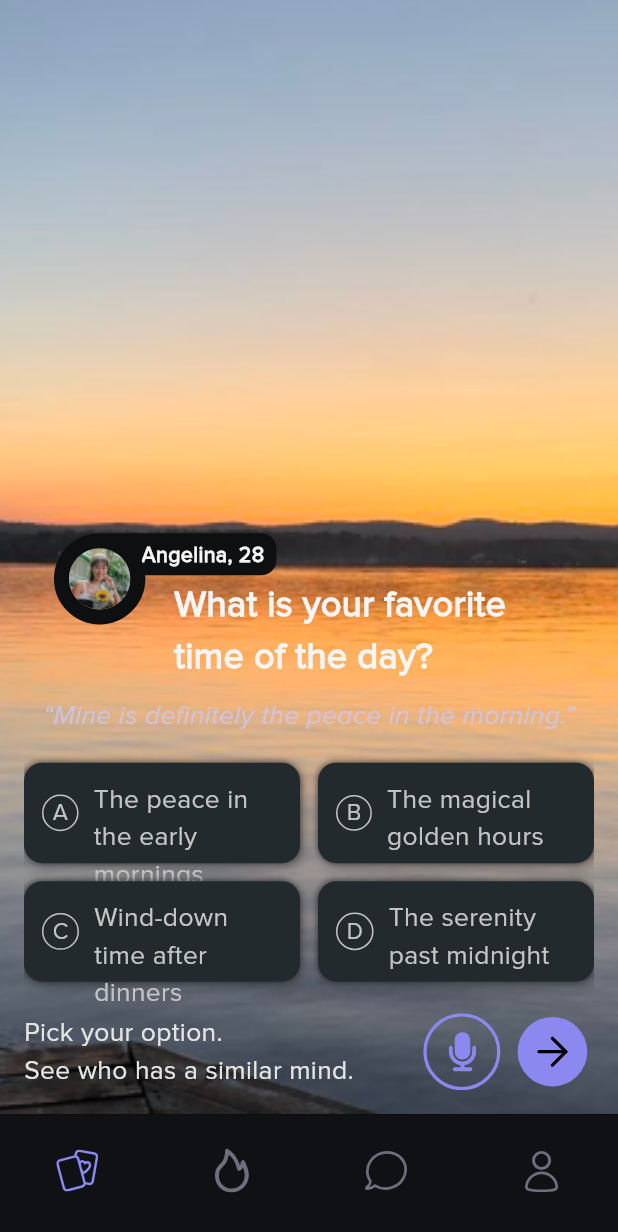
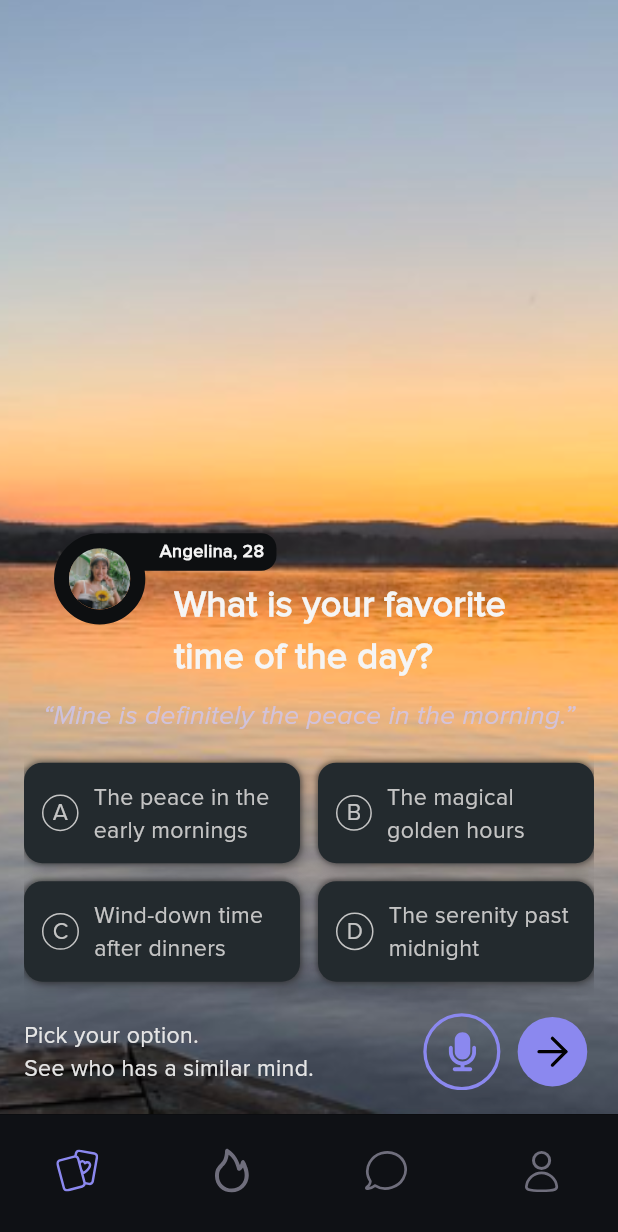
Before and after one commit to PrathamBhavsar/stroll_demo, a Flutter app: the screen it shows after launch, on a phone screen of 412 x 824 dp. Shown: the top 1232 px of the screen. Run offline on Flutter 3.47's test engine with Material 3 defaults, Android fonts, the phone set to English and light mode, and no system bars; our stand-ins replace flutter_screenutil, flutter_svg.

Commit message:
ios app changes

```diff
--- a/lib/constants/app_texts.dart
+++ b/lib/constants/app_texts.dart
@@ -6,7 +6,7 @@ class AppTexts {
   static TextStyle bodyText = TextStyle(
     fontWeight: FontWeight.w400,
     color: AppColors.textBodyWhite,
-    fontSize: 16.sp,
+    fontSize: 14.sp,
   );
 
   static TextStyle headline1 = TextStyle(
@@ -17,7 +17,7 @@ class AppTexts {
   static TextStyle titleTextStyle = TextStyle(
     fontWeight: FontWeight.w700,
     color: AppColors.textLight,
-    fontSize: 13.sp,
+    fontSize: 11.sp,
   );
 
   static TextStyle quoteTextStyle = TextStyle(
@@ -48,7 +48,7 @@ class AppTexts {
   static TextStyle choiceChipLabelTextStyle({required bool isSelected}) {
     return TextStyle(
       fontWeight: FontWeight.w400,
-      fontSize: 16.sp,
+      fontSize: 14.sp,
       color:
           isSelected ? AppColors.secondaryColor : AppColors.choiceChipLightGrey,
     );
```
Also changed, not shown: pubspec.lock, 1 other file.
